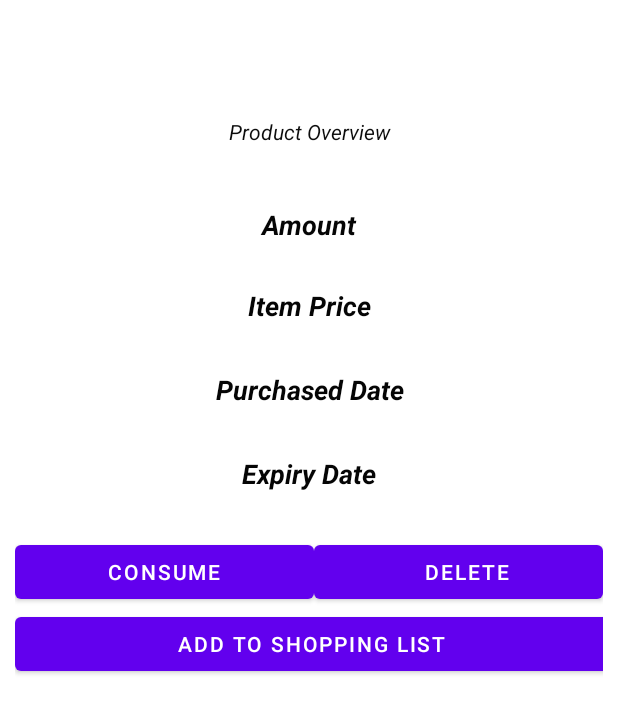
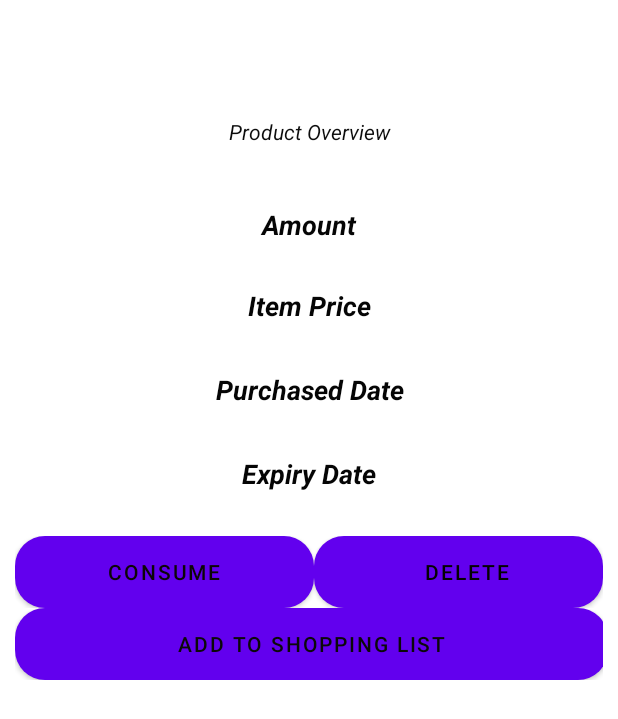
Before and after one commit to psbankar/grocy_list, an Android app: the layout stock_bottomsheet_layout.xml on its own in the app's theme, with its tools: preview values and no code run, on a phone screen of 412 x 824 dp. Shown: the top 719 px of the screen. Run offline under Robolectric (Android 15) with nearby library versions, the phone set to English and light mode, and no system bars.

Commit message:
Alert box

```diff
--- a/app/src/main/res/drawable/roundedcorners.xml
+++ b/app/src/main/res/drawable/roundedcorners.xml
@@ -3,7 +3,7 @@
     <selector xmlns:android="http://schemas.android.com/apk/res/android">
         <item>
             <shape xmlns:android="http://schemas.android.com/apk/res/android" android:shape="rectangle">
-                <solid android:color="@android:color/darker_gray" />
+                <solid android:color="#FF03DAC5"/>
                 <corners android:radius="20dp" />
             </shape>
         </item>
--- a/app/src/main/res/layout/stock_bottomsheet_layout.xml
+++ b/app/src/main/res/layout/stock_bottomsheet_layout.xml
@@ -160,22 +160,29 @@
         <Button
             android:id="@+id/consume"
             android:layout_width="wrap_content"
-            android:layout_height="wrap_content"
+            android:layout_height="match_parent"
             android:layout_weight="1"
+            android:background="@drawable/roundedcorners"
+            android:backgroundTint="#FF03DAC5"
+            android:fadingEdge="horizontal|vertical"
             android:paddingStart="10dp"
             android:paddingLeft="20dp"
             android:paddingEnd="10dp"
-            android:text="Consume" />
+            android:text="Consume"
+            android:textColor="#0C0606" />
 
         <Button
             android:id="@+id/delete_button"
             android:layout_width="wrap_content"
             android:layout_height="wrap_content"
             android:layout_weight="1"
+            android:background="@drawable/roundedcorners"
+            android:backgroundTint="#FF03DAC5"
             android:paddingLeft="20dp"
             android:paddingEnd="10dp"
             android:paddingRight="10dp"
-            android:text="Delete" />
+            android:text="Delete"
+            android:textColor="#040303" />
     </LinearLayout>
 
     <LinearLayout
@@ -188,8 +195,11 @@
             android:layout_width="match_parent"
             android:layout_height="match_parent"
             android:layout_weight="1"
+            android:background="@drawable/roundedcorners"
+            android:backgroundTint="#FF03DAC5"
             android:text="Add to Shopping List"
-            android:textAlignment="center" />
+            android:textAlignment="center"
+            android:textColor="#0B0909" />
     </LinearLayout>
 
 
```
Also changed, not shown: app/src/main/java/com/grocylist/MainActivity.kt (+2 -7 lines), app/src/main/res/menu/drawer_menu.xml (+1 -6 lines).
